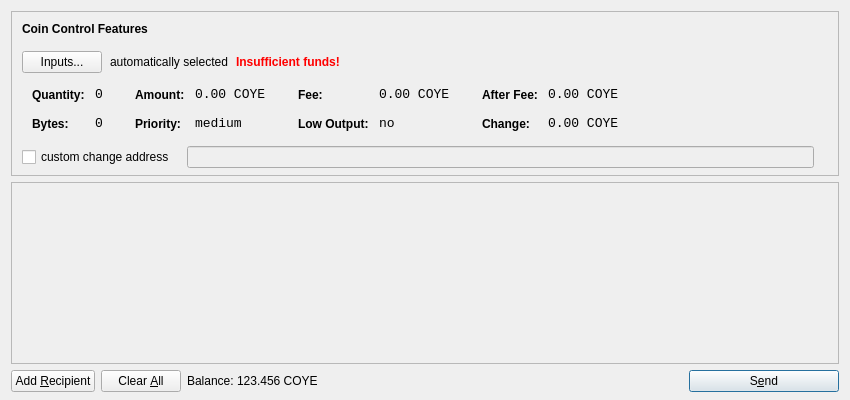
bityecoin/coinyecoin, file src/qt/forms/sendcoinsdialog.ui: the form before one commit.
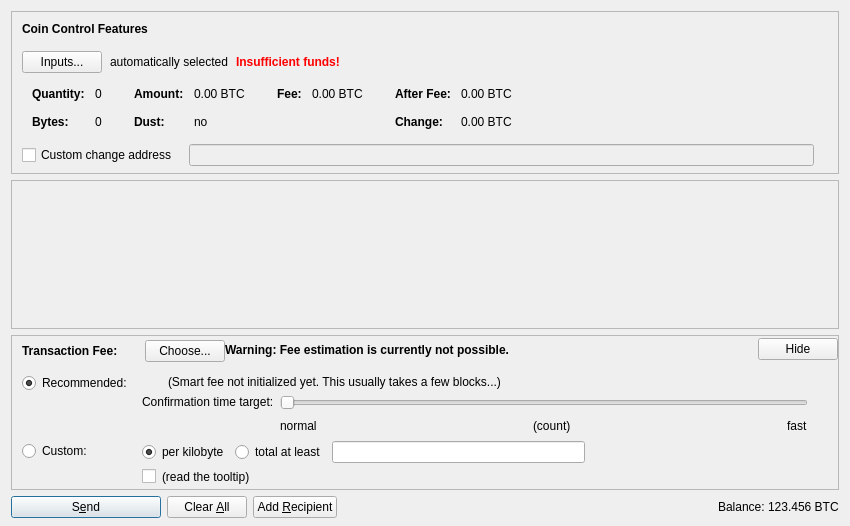
The form after the commit. Icons and pictures are not drawn. Custom widgets are drawn as their Qt base class.

What changed in the file:
```diff
--- a/src/qt/forms/sendcoinsdialog.ui
+++ b/src/qt/forms/sendcoinsdialog.ui
@@ -7,13 +7,13 @@
     <x>0</x>
     <y>0</y>
     <width>850</width>
-    <height>400</height>
+    <height>526</height>
    </rect>
   </property>
   <property name="windowTitle">
    <string>Send Coins</string>
   </property>
-  <layout class="QVBoxLayout" name="verticalLayout" stretch="0,1,0">
+  <layout class="QVBoxLayout" name="verticalLayout" stretch="0,1,0,0">
    <property name="bottomMargin">
     <number>8</number>
    </property>
@@ -39,7 +39,7 @@
      </property>
      <layout class="QVBoxLayout" name="verticalLayoutCoinControl2">
       <property name="spacing">
-       <number>6</number>
+       <number>0</number>
       </property>
       <property name="leftMargin">
        <number>0</number>
@@ -215,8 +215,11 @@
                </property>
                <item row="0" column="0">
                 <widget class="QLabel" name="labelCoinControlQuantityText">
-                 <property name="styleSheet">
-                  <string notr="true">font-weight:bold;</string>
+                 <property name="font">
+                  <font>
+                   <weight>75</weight>
+                   <bold>true</bold>
+                  </font>
                  </property>
                  <property name="text">
                   <string>Quantity:</string>
@@ -228,12 +231,6 @@
                </item>
                <item row="0" column="1">
                 <widget class="QLabel" name="labelCoinControlQuantity">
-                 <property name="font">
-                  <font>
-                   <family>Monospace</family>
-                   <pointsize>10</pointsize>
-                  </font>
-                 </property>
                  <property name="cursor">
                   <cursorShape>IBeamCursor</cursorShape>
                  </property>
@@ -253,8 +250,11 @@
                </item>
                <item row="1" column="0">
                 <widget class="QLabel" name="labelCoinControlBytesText">
-                 <property name="styleSheet">
-                  <string notr="true">font-weight:bold;</string>
+                 <property name="font">
+                  <font>
+                   <weight>75</weight>
+                   <bold>true</bold>
+                  </font>
                  </property>
                  <property name="text">
                   <string>Bytes:</string>
@@ -263,12 +263,6 @@
                </item>
                <item row="1" column="1">
                 <widget class="QLabel" name="labelCoinControlBytes">
-                 <property name="font">
-                  <font>
-                   <family>Monospace</family>
-                   <pointsize>10</pointsize>
-                  </font>
-                 </property>
                  <property name="cursor">
                   <cursorShape>IBeamCursor</cursorShape>
                  </property>
@@ -304,8 +298,11 @@
                </property>
                <item row="0" column="0">
                 <widget class="QLabel" name="labelCoinControlAmountText">
-                 <property name="styleSheet">
-                  <string notr="true">font-weight:bold;</string>
+                 <property name="font">
+                  <font>
+                   <weight>75</weight>
+                   <bold>true</bold>
+                  </font>
                  </property>
                  <property name="text">
                   <string>Amount:</string>
@@ -317,12 +314,6 @@
                </item>
                <item row="0" column="1">
                 <widget class="QLabel" name="labelCoinControlAmount">
-                 <property name="font">
-                  <font>
-                   <family>Monospace</family>
-                   <pointsize>10</pointsize>
-                  </font>
-                 </property>
                  <property name="cursor">
                   <cursorShape>IBeamCursor</cursorShape>
                  </property>
@@ -330,7 +321,7 @@
                   <enum>Qt::ActionsContextMenu</enum>
                  </property>
                  <property name="text">
-                  <string notr="true">0.00 COYE</string>
+                  <string notr="true">0.00 BTC</string>
                  </property>
                  <property name="textInteractionFlags">
                   <set>Qt::LinksAccessibleByMouse|Qt::TextSelectableByKeyboard|Qt::TextSelectableByMouse</set>
@@ -338,23 +329,20 @@
                 </widget>
                </item>
                <item row="1" column="0">
-                <widget class="QLabel" name="labelCoinControlPriorityText">
-                 <property name="styleSheet">
-                  <string notr="true">font-weight:bold;</string>
+                <widget class="QLabel" name="labelCoinControlLowOutputText">
+                 <property name="font">
+                  <font>
+                   <weight>75</weight>
+                   <bold>true</bold>
+                  </font>
                  </property>
                  <property name="text">
-                  <string>Priority:</string>
+                  <string>Dust:</string>
                  </property>
                 </widget>
                </item>
                <item row="1" column="1">
-                <widget class="QLabel" name="labelCoinControlPriority">
-                 <property name="font">
-                  <font>
-                   <family>Monospace</family>
-                   <pointsize>10</pointsize>
-                  </font>
-                 </property>
+                <widget class="QLabel" name="labelCoinControlLowOutput">
                  <property name="cursor">
                   <cursorShape>IBeamCursor</cursorShape>
                  </property>
@@ -362,7 +350,7 @@
                   <enum>Qt::ActionsContextMenu</enum>
                  </property>
                  <property name="text">
-                  <string>medium</string>
+                  <string notr="true">no</string>
                  </property>
                  <property name="textInteractionFlags">
                   <set>Qt::LinksAccessibleByMouse|Qt::TextSelectableByKeyboard|Qt::TextSelectableByMouse</set>
@@ -390,8 +378,11 @@
                </property>
                <item row="0" column="0">
                 <widget class="QLabel" name="labelCoinControlFeeText">
-                 <property name="styleSheet">
-                  <string notr="true">font-weight:bold;</string>
+                 <property name="font">
+                  <font>
+                   <weight>75</weight>
+                   <bold>true</bold>
+                  </font>
                  </property>
                  <property name="text">
                   <string>Fee:</string>
@@ -403,12 +394,6 @@
                </item>
                <item row="0" column="1">
                 <widget class="QLabel" name="labelCoinControlFee">
-                 <property name="font">
-                  <font>
-                   <family>Monospace</family>
-                   <pointsize>10</pointsize>
-                  </font>
-                 </property>
                  <property name="cursor">
                   <cursorShape>IBeamCursor</cursorShape>
                  </property>
@@ -416,39 +401,7 @@
                   <enum>Qt::ActionsContextMenu</enum>
                  </property>
                  <property name="text">
-                  <string notr="true">0.00 COYE</string>
-                 </property>
-                 <property name="textInteractionFlags">
-                  <set>Qt::LinksAccessibleByMouse|Qt::TextSelectableByKeyboard|Qt::TextSelectableByMouse</set>
-                 </property>
-                </widget>
-               </item>
-               <item row="1" column="0">
-                <widget class="QLabel" name="labelCoinControlLowOutputText">
-                 <property name="styleSheet">
-                  <string notr="true">font-weight:bold;</string>
-                 </property>
-                 <property name="text">
-                  <string>Low Output:</string>
-                 </property>
-                </widget>
-               </item>
-               <item row="1" column="1">
-                <widget class="QLabel" name="labelCoinControlLowOutput">
-                 <property name="font">
-                  <font>
-                   <family>Monospace</family>
-                   <pointsize>10</pointsize>
-                  </font>
-                 </property>
-                 <property name="cursor">
-                  <cursorShape>IBeamCursor</cursorShape>
-                 </property>
-                 <property name="contextMenuPolicy">
-                  <enum>Qt::ActionsContextMenu</enum>
-                 </property>
-                 <property name="text">
-                  <string>no</string>
+                  <string notr="true">0.00 BTC</string>
                  </property>
                  <property name="textInteractionFlags">
                   <set>Qt::LinksAccessibleByMouse|Qt::TextSelectableByKeyboard|Qt::TextSelectableByMouse</set>
@@ -476,8 +429,11 @@
                </property>
                <item row="0" column="0">
                 <widget class="QLabel" name="labelCoinControlAfterFeeText">
-                 <property name="styleSheet">
-                  <string notr="true">font-weight:bold;</string>
+                 <property name="font">
+                  <font>
+                   <weight>75</weight>
+                   <bold>true</bold>
+                  </font>
                  </property>
                  <property name="text">
                   <string>After Fee:</string>
@@ -489,12 +445,6 @@
                </item>
                <item row="0" column="1">
                 <widget class="QLabel" name="labelCoinControlAfterFee">
-                 <property name="font">
-                  <font>
-                   <family>Monospace</family>
-                   <pointsize>10</pointsize>
-                  </font>
-                 </property>
                  <property name="cursor">
                   <cursorShape>IBeamCursor</cursorShape>
                  </property>
@@ -502,7 +452,7 @@
                   <enum>Qt::ActionsContextMenu</enum>
                  </property>
                  <property name="text">
-                  <string notr="true">0.00 COYE</string>
+                  <string notr="true">0.00 BTC</string>
                  </property>
                  <property name="textInteractionFlags">
                   <set>Qt::LinksAccessibleByMouse|Qt::TextSelectableByKeyboard|Qt::TextSelectableByMouse</set>
@@ -511,8 +461,11 @@
                </item>
                <item row="1" column="0">
                 <widget class="QLabel" name="labelCoinControlChangeText">
-                 <property name="styleSheet">
-                  <string notr="true">font-weight:bold;</string>
+                 <property name="font">
+                  <font>
+                   <weight>75</weight>
+                   <bold>true</bold>
+                  </font>
                  </property>
                  <property name="text">
                   <string>Change:</string>
@@ -521,12 +474,6 @@
                </item>
                <item row="1" column="1">
                 <widget class="QLabel" name="labelCoinControlChange">
-                 <property name="font">
-                  <font>
-                   <family>Monospace</family>
-                   <pointsize>10</pointsize>
-                  </font>
-                 </property>
                  <property name="cursor">
                   <cursorShape>IBeamCursor</cursorShape>
                  </property>
@@ -534,7 +481,7 @@
                   <enum>Qt::ActionsContextMenu</enum>
                  </property>
                  <property name="text">
-                  <string notr="true">0.00 COYE</string>
+                  <string notr="true">0.00 BTC</string>
                  </property>
                  <property name="textInteractionFlags">
                   <set>Qt::LinksAccessibleByMouse|Qt::TextSelectableByKeyboard|Qt::TextSelectableByMouse</set>
@@ -565,7 +512,7 @@
           <item>
            <widget class="QCheckBox" name="checkBoxCoinControlChange">
             <property name="text">
-             <string>custom change address</string>
+             <string>Custom change address</string>
             </property>
            </widget>
           </item>
@@ -635,10 +582,10 @@
         <x>0</x>
         <y>0</y>
         <width>830</width>
-        <height>172</height>
+        <height>104</height>
        </rect>
       </property>
-      <layout class="QVBoxLayout" name="verticalLayout_2">
+      <layout class="QVBoxLayout" name="verticalLayout_2" stretch="0,1">
        <property name="leftMargin">
         <number>0</number>
        </property>
@@ -675,15 +622,594 @@
      </widget>
     </widget>
    </item>
+   <item>
+    <widget class="QFrame" name="frameFee">
+     <property name="sizePolicy">
+      <sizepolicy hsizetype="Expanding" vsizetype="Expanding">
+       <horstretch>0</horstretch>
+       <verstretch>0</verstretch>
+      </sizepolicy>
+     </property>
+     <property name="maximumSize">
+      <size>
+       <width>16777215</width>
+       <height>16777215</height>
+      </size>
+     </property>
+     <property name="frameShape">
+      <enum>QFrame::StyledPanel</enum>
+     </property>
+     <property name="frameShadow">
+      <enum>QFrame::Sunken</enum>
+     </property>
+     <layout class="QVBoxLayout" name="verticalLayoutFee1">
+      <property name="spacing">
+       <number>0</number>
+      </property>
+      <property name="leftMargin">
+       <number>0</number>
+      </property>
+      <property name="topMargin">
+       <number>0</number>
+      </property>
+      <property name="rightMargin">
+       <number>0</number>
+      </property>
+      <property name="bottomMargin">
+       <number>0</number>
+      </property>
+      <item>
+       <layout class="QVBoxLayout" name="verticalLayoutFee2" stretch="0,0,0">
+        <property name="spacing">
+         <number>0</number>
+        </property>
+        <property name="leftMargin">
+         <number>10</number>
+        </property>
+        <property name="topMargin">
+         <number>0</number>
+        </property>
+        <item>
+         <layout class="QHBoxLayout" name="horizontalLayoutFee1">
+          <property name="bottomMargin">
+           <number>0</number>
+          </property>
+          <item>
+           <layout class="QVBoxLayout" name="verticalLayoutFee7">
+            <property name="spacing">
+             <number>0</number>
+            </property>
+            <item>
+             <spacer name="verticalSpacerSmartFee">
+              <property name="orientation">
+               <enum>Qt::Vertical</enum>
+              </property>
+              <property name="sizeType">
+               <enum>QSizePolicy::Fixed</enum>
+              </property>
+              <property name="sizeHint" stdset="0">
+               <size>
+                <width>1</width>
+                <height>4</height>
+               </size>
+              </property>
+             </spacer>
+            </item>
+            <item>
+             <layout class="QHBoxLayout" name="horizontalLayoutSmartFee">
+              <property name="spacing">
+               <number>10</number>
+              </property>
+              <item>
+               <widget class="QLabel" name="labelFeeHeadline">
+                <property name="sizePolicy">
+                 <sizepolicy hsizetype="Preferred" vsizetype="Maximum">
+                  <horstretch>0</horstretch>
+                  <verstretch>0</verstretch>
+                 </sizepolicy>
+                </property>
+                <property name="font">
+                 <font>
+                  <weight>75</weight>
+                  <bold>true</bold>
+                 </font>
+                </property>
+                <property name="styleSheet">
+                 <string notr="true">font-weight:bold;</string>
+                </property>
+                <property name="text">
+                 <string>Transaction Fee:</string>
+                </property>
+               </widget>
+              </item>
+              <item>
+               <widget class="QLabel" name="labelFeeMinimized">
+                <property name="text">
+                 <string/>
+                </property>
+               </widget>
+              </item>
+              <item>
+               <widget class="QPushButton" name="buttonChooseFee">
+                <property name="text">
+                 <string>Choose...</string>
+                </property>
+               </widget>
+              </item>
+             </layout>
+            </item>
+            <item>
+             <spacer name="verticalSpacer_5">
+              <property name="orientation">
+               <enum>Qt::Vertical</enum>
+              </property>
+              <property name="sizeHint" stdset="0">
+               <size>
+                <width>1</width>
+                <height>1</height>
+               </size>
+              </property>
+             </spacer>
+            </item>
+           </layout>
+          </item>
+          <item>
+           <widget class="QLabel" name="fallbackFeeWarningLabel">
+            <property name="toolTip">
+             <string>Using the fallbackfee can result in sending a transaction that will take several hours or days (or never) to confirm. Consider choosing your fee manually or wait until your have validated the complete chain.</string>
+            </property>
+            <property name="font">
+            <font>
+                <weight>75</weight>
+                <bold>true</bold>
+            </font>
+            </property>
+            <property name="text">
+             <string>Warning: Fee estimation is currently not possible.</string>
+            </property>
+            <property name="wordWrap">
+             <bool>false</bool>
+            </property>
+           </widget>
+          </item>
+          <item>
+           <spacer name="horizontalSpacer_4">
+            <property name="orientation">
+             <enum>Qt::Horizontal</enum>
+            </property>
+            <property name="sizeType">
+             <enum>QSizePolicy::MinimumExpanding</enum>
+            </property>
+            <property name="sizeHint" stdset="0">
+             <size>
+              <width>40</width>
+              <height>20</height>
+             </size>
+            </property>
+           </spacer>
+          </item>
+          <item>
+           <widget class="QPushButton" name="buttonMinimizeFee">
+            <property name="toolTip">
+             <string>collapse fee-settings</string>
+            </property>
+            <property name="text">
+             <string>Hide</string>
+            </property>
+           </widget>
+          </item>
+         </layout>
+        </item>
+        <item>
+         <widget class="QFrame" name="frameFeeSelection">
+          <layout class="QVBoxLayout" name="verticalLayoutFee12">
+           <property name="spacing">
+            <number>0</number>
+           </property>
+           <property name="leftMargin">
+            <number>0</number>
+           </property>
+           <property name="topMargin">
+            <number>0</number>
+           </property>
+           <property name="rightMargin">
+            <number>0</number>
+           </property>
+           <property name="bottomMargin">
+            <number>0</number>
+           </property>
+           <item>
+            <layout class="QGridLayout" name="gridLayoutFee">
+             <property name="topMargin">
+              <number>10</number>
+             </property>
+             <property name="bottomMargin">
+              <number>4</number>
+             </property>
+             <property name="horizontalSpacing">
+              <number>10</number>
+             </property>
+             <property name="verticalSpacing">
+              <number>4</number>
+             </property>
+             <item row="1" column="1">
+              <layout class="QVBoxLayout" name="verticalLayoutFee8">
+               <property name="spacing">
+                <number>6</number>
+               </property>
+               <item>
+                <layout class="QHBoxLayout" name="horizontalLayoutFee13">
+                 <item>
+                  <widget class="QRadioButton" name="radioCustomPerKilobyte">
+                   <property name="toolTip">
+                    <string>If the custom fee is set to 1000 satoshis and the transaction is only 250 bytes, then &quot;per kilobyte&quot; only pays 250 satoshis in fee, while &quot;total at least&quot; pays 1000 satoshis. For transactions bigger than a kilobyte both pay by kilobyte.</string>
+                   </property>
+                   <property name="text">
+                    <string>per kilobyte</string>
+                   </property>
+                   <property name="checked">
+                    <bool>true</bool>
+                   </property>
+                   <attribute name="buttonGroup">
+                    <string notr="true">groupCustomFee</string>
+                   </attribute>
+                  </widget>
+                 </item>
+                 <item>
+                  <widget class="QRadioButton" name="radioCustomAtLeast">
+                   <property name="toolTip">
+                    <string>If the custom fee is set to 1000 satoshis and the transaction is only 250 bytes, then &quot;per kilobyte&quot; only pays 250 satoshis in fee, while &quot;total at least&quot; pays 1000 satoshis. For transactions bigger than a kilobyte both pay by kilobyte.</string>
+                   </property>
+                   <property name="text">
+                    <string>total at least</string>
+                   </property>
+                   <attribute name="buttonGroup">
+                    <string notr="true">groupCustomFee</string>
+                   </attribute>
+                  </widget>
+                 </item>
+                 <item>
+                  <widget class="BitcoinAmountField" name="customFee"/>
+                 </item>
+                 <item>
+                  <spacer name="horizontalSpacer_6">
+                   <property name="orientation">
+                    <enum>Qt::Horizontal</enum>
+                   </property>
+                   <property name="sizeHint" stdset="0">
+                    <size>
+                     <width>1</width>
+                     <height>1</height>
+                    </size>
+                   </property>
+                  </spacer>
+                 </item>
+                </layout>
+               </item>
+               <item>
+                <layout class="QHBoxLayout" name="horizontalLayoutFee8">
+                 <item>
+                  <widget class="QCheckBox" name="checkBoxMinimumFee">
+                   <property name="toolTip">
+                    <string>Paying only the minimum fee is just fine as long as there is less transaction volume than space in the blocks. But be aware that this can end up in a never confirming transaction once there is more demand for coinyecoin transactions than the network can process.</string>
+                   </property>
+                   <property name="text">
+                    <string/>
+                   </property>
+                  </widget>
+                 </item>
+                 <item>
+                  <widget class="QLabel" name="labelMinFeeWarning">
+                   <property name="enabled">
+                    <bool>true</bool>
+                   </property>
+                   <property name="toolTip">
+                    <string>Paying only the minimum fee is just fine as long as there is less transaction volume than space in the blocks. But be aware that this can end up in a never confirming transaction once there is more demand for coinyecoin transactions than the network can process.</string>
+                   </property>
+                   <property name="text">
+                    <string>(read the tooltip)</string>
+                   </property>
+                   <property name="margin">
+                    <number>5</number>
+                   </property>
+                  </widget>
+                 </item>
+                 <item>
+                  <spacer name="horizontalSpacer_2">
+                   <property name="orientation">
+                    <enum>Qt::Horizontal</enum>
+                   </property>
+                   <property name="sizeHint" stdset="0">
+                    <size>
+                     <width>1</width>
+                     <height>1</height>
+                    </size>
+                   </property>
+                  </spacer>
+                 </item>
+                </layout>
+               </item>
+              </layout>
+             </item>
+             <item row="0" column="0">
+              <layout class="QVBoxLayout" name="verticalLayoutFee4" stretch="0,1">
+               <item>
+                <widget class="QRadioButton" name="radioSmartFee">
+                 <property name="text">
+                  <string>Recommended:</string>
+                 </property>
+                 <property name="checked">
+                  <bool>true</bool>
+                 </property>
+                 <attribute name="buttonGroup">
+                  <string notr="true">groupFee</string>
+                 </attribute>
+                </widget>
+               </item>
+               <item>
+                <spacer name="verticalSpacer_2">
+                 <property name="orientation">
+                  <enum>Qt::Vertical</enum>
+                 </property>
+                 <property name="sizeHint" stdset="0">
+                  <size>
+                   <width>1</width>
+                   <height>1</height>
+                  </size>
+                 </property>
+                </spacer>
+               </item>
+              </layout>
+             </item>
+             <item row="1" column="0">
+              <layout class="QVBoxLayout" name="verticalLayoutFee9" stretch="0,1">
+               <item>
+                <widget class="QRadioButton" name="radioCustomFee">
+                 <property name="text">
+                  <string>Custom:</string>
+                 </property>
+                 <attribute name="buttonGroup">
+                  <string notr="true">groupFee</string>
+                 </attribute>
+                </widget>
+               </item>
+               <item>
+                <spacer name="verticalSpacer_6">
+                 <property name="orientation">
+                  <enum>Qt::Vertical</enum>
+                 </property>
+                 <property name="sizeHint" stdset="0">
+                  <size>
+                   <width>1</width>
+                   <height>1</height>
+                  </size>
+                 </property>
+                </spacer>
+               </item>
+              </layout>
+             </item>
+             <item row="0" column="1">
+              <layout class="QVBoxLayout" name="verticalLayoutFee3" stretch="0,0,1">
+               <property name="spacing">
+                <number>6</number>
+               </property>
+               <property name="topMargin">
+                <number>2</number>
+               </property>
+               <item>
+                <layout class="QHBoxLayout" name="horizontalLayoutFee12">
+                 <item>
+                  <widget class="QLabel" name="labelSmartFee">
+                   <property name="text">
+                    <string/>
+                   </property>
+                   <property name="margin">
+                    <number>2</number>
+                   </property>
+                  </widget>
+                 </item>
+                 <item>
+                  <widget class="QLabel" name="labelFeeEstimation">
+                   <property name="text">
+                    <string/>
+                   </property>
+                  </widget>
+                 </item>
+                 <item>
+                  <widget class="QLabel" name="labelSmartFee2">
+                   <property name="text">
+                    <string>(Smart fee not initialized yet. This usually takes a few blocks...)</string>
+                   </property>
+                   <property name="margin">
+                    <number>2</number>
+                   </property>
+                  </widget>
+                 </item>
+                 <item>
+                  <spacer name="horizontalSpacer_5">
+                   <property name="orientation">
+                    <enum>Qt::Horizontal</enum>
+                   </property>
+                   <property name="sizeHint" stdset="0">
+                    <size>
+                     <width>1</width>
+                     <height>1</height>
+                    </size>
+                   </property>
+                  </spacer>
+                 </item>
+                </layout>
+               </item>
+               <item>
+                <layout class="QHBoxLayout" name="horizontalLayoutFee9">
+                 <item>
+                  <layout class="QVBoxLayout" name="verticalLayoutFee6">
+                   <item>
+                    <widget class="QLabel" name="labelSmartFee3">
+                     <property name="text">
+                      <string>Confirmation time target:</string>
+                     </property>
+                     <property name="margin">
+                      <number>2</number>
+                     </property>
+                    </widget>
+                   </item>
+                   <item>
+                    <spacer name="verticalSpacer_3">
+                     <property name="orientation">
+                      <enum>Qt::Vertical</enum>
+                     </property>
+                     <property name="sizeHint" stdset="0">
+                      <size>
+                       <width>1</width>
+                       <height>1</height>
+                      </size>
+                     </property>
+                    </spacer>
+                   </item>
+                  </layout>
+                 </item>
+                 <item>
+                  <layout class="QVBoxLayout" name="verticalLayoutFee5">
+                   <property name="rightMargin">
+                    <number>30</number>
+                   </property>
+                   <item>
+                    <widget class="QSlider" name="sliderSmartFee">
+                     <property name="minimum">
+                      <number>0</number>
+                     </property>
+                     <property name="maximum">
+                      <number>23</number>
+                     </property>
+                     <property name="pageStep">
+                      <number>1</number>
+                     </property>
+                     <property name="value">
+                      <number>0</number>
+                     </property>
+                     <property name="orientation">
+                      <enum>Qt::Horizontal</enum>
+                     </property>
+                     <property name="invertedAppearance">
+                      <bool>false</bool>
+                     </property>
+                     <property name="invertedControls">
+                      <bool>false</bool>
+                     </property>
+                     <property name="tickPosition">
+                      <enum>QSlider::NoTicks</enum>
+                     </property>
+                    </widget>
+                   </item>
+                   <item>
+                    <layout class="QHBoxLayout" name="horizontalLayoutFee10">
+                     <item>
+                      <widget class="QLabel" name="labelSmartFeeNormal">
+                       <property name="text">
+                        <string>normal</string>
+                       </property>
+                      </widget>
+                     </item>
+                     <item>
+                      <spacer name="horizontalSpacer_7">
+                       <property name="orientation">
+                        <enum>Qt::Horizontal</enum>
+                       </property>
+                       <property name="sizeHint" stdset="0">
+                        <size>
+                         <width>40</width>
+                         <height>20</height>
+                        </size>
+                       </property>
+                      </spacer>
+                     </item>
+                     <item>
+                      <widget class="QLabel" name="confirmationTargetLabel">
+                       <property name="text">
+                        <string notr="true">(count)</string>
+                       </property>
+                      </widget>
+                     </item>
+                     <item>
+                      <spacer name="horizontalSpacer_3">
+                       <property name="orientation">
+                        <enum>Qt::Horizontal</enum>
+                       </property>
+                       <property name="sizeHint" stdset="0">
+                        <size>
+                         <width>40</width>
+                         <height>20</height>
+                        </size>
+                       </property>
+                      </spacer>
+                     </item>
+                     <item>
+                      <widget class="QLabel" name="labelSmartFeeFast">
+                       <property name="text">
+                        <string>fast</string>
+                       </property>
+                      </widget>
+                     </item>
+                    </layout>
+                   </item>
+                  </layout>
+                 </item>
+                </layout>
+               </item>
+               <item>
+                <spacer name="verticalSpacer_4">
+                 <property name="orientation">
+                  <enum>Qt::Vertical</enum>
+                 </property>
+                 <property name="sizeHint" stdset="0">
+                  <size>
+                   <width>1</width>
+                   <height>1</height>
+                  </size>
+                 </property>
+                </spacer>
+               </item>
+              </layout>
+             </item>
+            </layout>
+           </item>
+          </layout>
+         </widget>
+        </item>
+        <item>
+         <spacer name="verticalSpacerFee">
+          <property name="orientation">
+           <enum>Qt::Vertical</enum>
+          </property>
+          <property name="sizeHint" stdset="0">
+           <size>
+            <width>800</width>
+            <height>1</height>
+           </size>
+          </property>
+         </spacer>
+        </item>
+       </layout>
+      </item>
+     </layout>
+    </widget>
+   </item>
    <item>
     <layout class="QHBoxLayout" name="horizontalLayout">
      <item>
-      <widget class="QPushButton" name="addButton">
+      <widget class="QPushButton" name="sendButton">
+       <property name="minimumSize">
+        <size>
+         <width>150</width>
+         <height>0</height>
+        </size>
+       </property>
        <property name="toolTip">
         <string>Send to multiple recipients at once</string>
        </property>
        <property name="text">
-        <string>Add &amp;Recipient</string>
+        <string>S&amp;end</string>
        </property>
        <property name="icon">
         <iconset resource="../bitcoin.qrc">
@@ -692,6 +1218,9 @@
        <property name="autoDefault">
         <bool>false</bool>
        </property>
+       <property name="default">
+        <bool>true</bool>
+       </property>
       </widget>
      </item>
      <item>
@@ -715,11 +1244,38 @@
        <property name="autoRepeatDelay">
         <number>300</number>
        </property>
+      </widget>
+     </item>
+     <item>
+      <widget class="QPushButton" name="addButton">
+       <property name="toolTip">
+        <string>Send to multiple recipients at once</string>
+       </property>
+       <property name="text">
+        <string>Add &amp;Recipient</string>
+       </property>
+       <property name="icon">
+        <iconset resource="../bitcoin.qrc">
+         <normaloff>:/icons/add</normaloff>:/icons/add</iconset>
+       </property>
        <property name="autoDefault">
         <bool>false</bool>
        </property>
       </widget>
      </item>
+     <item>
+      <spacer name="horizontalSpacer">
+       <property name="orientation">
+        <enum>Qt::Horizontal</enum>
+       </property>
+       <property name="sizeHint" stdset="0">
+        <size>
+         <width>40</width>
+         <height>20</height>
+        </size>
+       </property>
+      </spacer>
+     </item>
      <item>
       <layout class="QHBoxLayout" name="horizontalLayout_2">
        <property name="spacing">
@@ -727,6 +1283,12 @@
        </property>
        <item>
         <widget class="QLabel" name="label">
+         <property name="sizePolicy">
+          <sizepolicy hsizetype="Preferred" vsizetype="Fixed">
+           <horstretch>0</horstretch>
+           <verstretch>0</verstretch>
+          </sizepolicy>
+         </property>
          <property name="text">
           <string>Balance:</string>
          </property>
@@ -734,11 +1296,17 @@
        </item>
        <item>
         <widget class="QLabel" name="labelBalance">
+         <property name="sizePolicy">
+          <sizepolicy hsizetype="Preferred" vsizetype="Fixed">
+           <horstretch>0</horstretch>
+           <verstretch>0</verstretch>
+          </sizepolicy>
+         </property>
          <property name="cursor">
           <cursorShape>IBeamCursor</cursorShape>
          </property>
          <property name="text">
-          <string>123.456 COYE</string>
+          <string notr="true">123.456 BTC</string>
          </property>
          <property name="textInteractionFlags">
           <set>Qt::LinksAccessibleByMouse|Qt::TextSelectableByKeyboard|Qt::TextSelectableByMouse</set>
@@ -747,46 +1315,23 @@
        </item>
       </layout>
      </item>
-     <item>
-      <spacer name="horizontalSpacer">
-       <property name="orientation">
-        <enum>Qt::Horizontal</enum>
-       </property>
-       <property name="sizeHint" stdset="0">
-        <size>
-         <width>40</width>
-         <height>20</height>
-        </size>
-       </property>
-      </spacer>
-     </item>
-     <item>
-      <widget class="QPushButton" name="sendButton">
-       <property name="minimumSize">
-        <size>
-         <width>150</width>
-         <height>0</height>
-        </size>
-       </property>
-       <property name="toolTip">
-        <string>Confirm the send action</string>
-       </property>
-       <property name="text">
-        <string>S&amp;end</string>
-       </property>
-       <property name="icon">
-        <iconset resource="../bitcoin.qrc">
-         <normaloff>:/icons/send</normaloff>:/icons/send</iconset>
-       </property>
-       <property name="default">
-        <bool>true</bool>
-       </property>
-      </widget>
-     </item>
     </layout>
    </item>
   </layout>
  </widget>
+ <customwidgets>
+  <customwidget>
+   <class>QValidatedLineEdit</class>
+   <extends>QLineEdit</extends>
+   <header>qvalidatedlineedit.h</header>
+  </customwidget>
+  <customwidget>
+   <class>BitcoinAmountField</class>
+   <extends>QLineEdit</extends>
+   <header>bitcoinamountfield.h</header>
+   <container>1</container>
+  </customwidget>
+ </customwidgets>
  <resources>
   <include location="../bitcoin.qrc"/>
  </resources>
```
Left out of the diff: 22 changed lines with no effect on the pictures.
